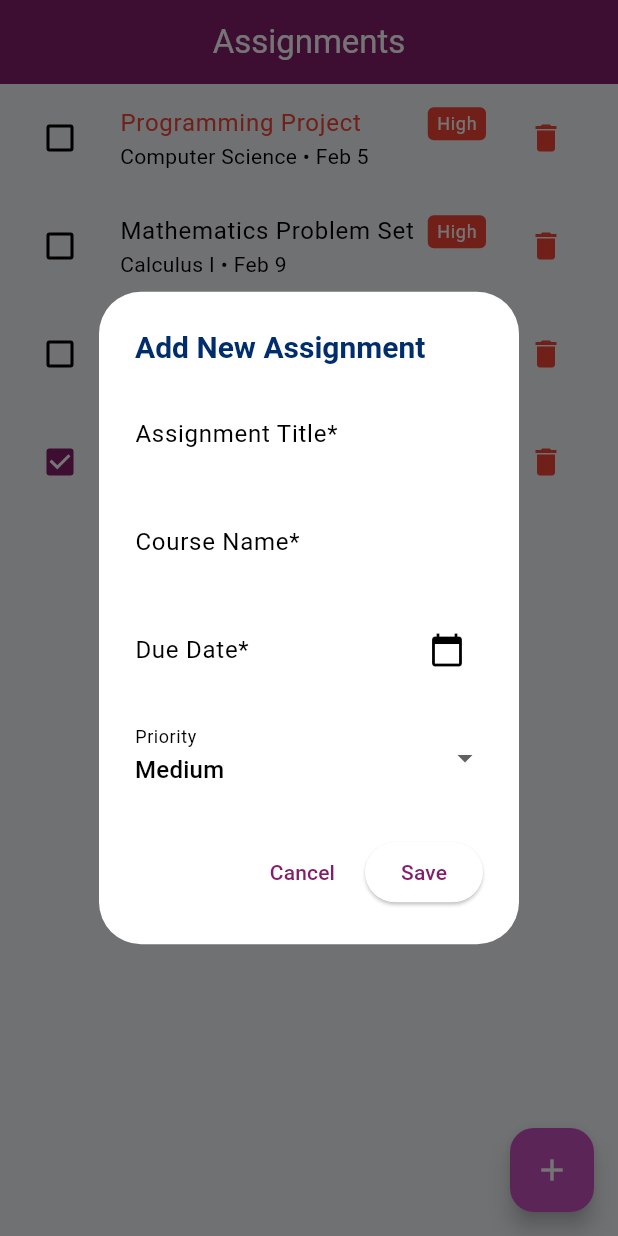
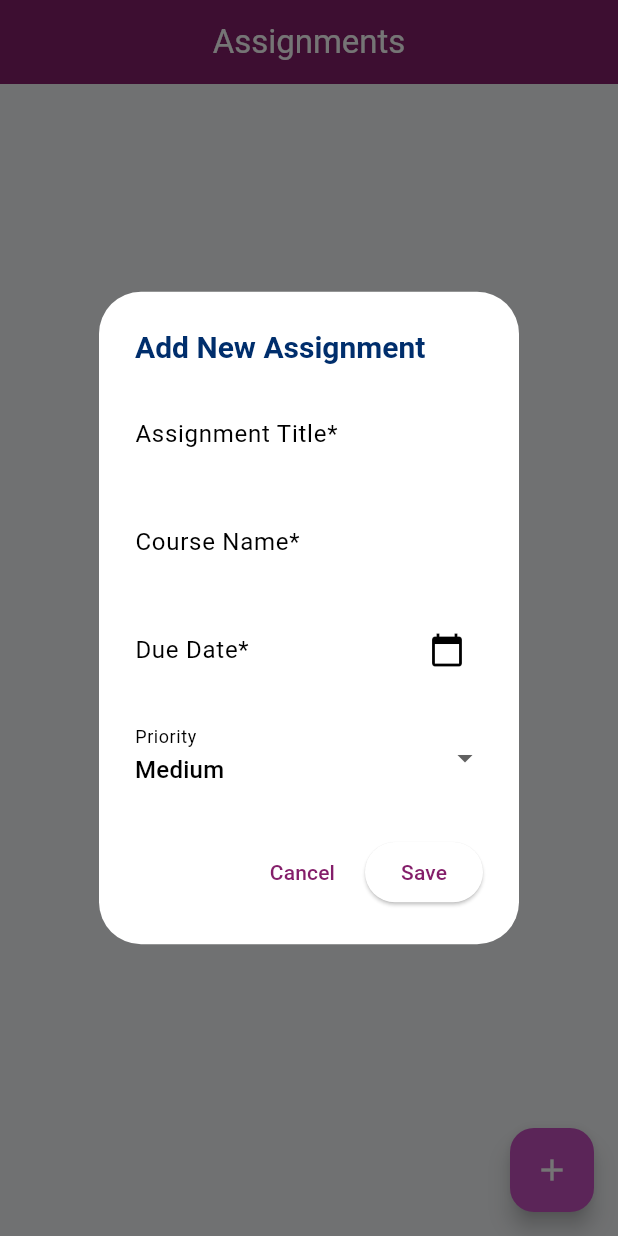
Before and after one commit to bienvenudev/student_academic_assistant, a Flutter app: the AssignmentsScreen screen opened directly with empty values, after a tap on the "add" icon, on a phone screen of 412 x 824 dp. Run offline on Flutter 3.47's test engine with Material 3 defaults, Android fonts, the phone set to English and light mode, and no system bars.

Commit message:
refactor: Clean up code, remove mock data, and improve date formatting

```diff
--- a/lib/screens/assignments_screen.dart
+++ b/lib/screens/assignments_screen.dart
@@ -5,7 +5,8 @@ import 'package:student_academic_assistant/utils/constants.dart';
 
 class AssignmentsScreen extends StatefulWidget {
   final List<Assignment> assignments;
-  final VoidCallback? onAssignmentsChanged; // Callback to notify parent of changes
+  final VoidCallback?
+  onAssignmentsChanged; // Callback to notify parent of changes
 
   const AssignmentsScreen({
     super.key,
@@ -24,51 +25,9 @@ class _AssignmentsScreenState extends State<AssignmentsScreen> {
   String _selectedPriority = 'Medium';
   String? _editingAssignmentId;
 
-  static const bool _useMockData = true; // Debug flag
-
   @override
   void initState() {
     super.initState();
-    if (_useMockData && widget.assignments.isEmpty) {
-      _loadMockAssignments();
-    }
-  }
-
-  void _loadMockAssignments() {
-    final mockAssignments = [
-      Assignment(
-        id: '1',
-        title: 'Mathematics Problem Set',
-        dueDate: DateTime.now().add(const Duration(days: 3)),
-        course: 'Calculus I',
-        priority: 'High',
-      ),
-      Assignment(
-        id: '2',
-        title: 'Physics Lab Report',
-        dueDate: DateTime.now().add(const Duration(days: 5)),
-        course: 'Mechanics',
-        priority: 'Medium',
-      ),
-      Assignment(
-        id: '3',
-        title: 'Literature Essay',
-        dueDate: DateTime.now().add(const Duration(days: 7)),
-        course: 'English Literature',
-        priority: 'Low',
-        isCompleted: true,
-      ),
-      Assignment(
-        id: '4',
-        title: 'Programming Project',
-        dueDate: DateTime.now().subtract(const Duration(days: 1)),
-        course: 'Computer Science',
-        priority: 'High',
-      ),
-    ];
-
-    widget.assignments.addAll(mockAssignments);
-    _sortAssignments();
   }
 
   void _sortAssignments() {
@@ -89,8 +48,9 @@ class _AssignmentsScreenState extends State<AssignmentsScreen> {
       _titleController.text = assignmentToEdit.title;
       _courseController.text = assignmentToEdit.course;
       _selectedDueDate = assignmentToEdit.dueDate;
-      _selectedPriority =
-          assignmentToEdit.priority.isNotEmpty ? assignmentToEdit.priority : 'Medium';
+      _selectedPriority = assignmentToEdit.priority.isNotEmpty
+          ? assignmentToEdit.priority
+          : 'Medium';
     } else {
       _clearForm();
     }
@@ -108,14 +68,14 @@ class _AssignmentsScreenState extends State<AssignmentsScreen> {
               children: [
                 TextField(
                   controller: _titleController,
-                  decoration:
-                      const InputDecoration(labelText: 'Assignment Title*'),
+                  decoration: const InputDecoration(
+                    labelText: 'Assignment Title*',
+                  ),
                 ),
                 const SizedBox(height: 16),
                 TextField(
                   controller: _courseController,
-                  decoration:
-                      const InputDecoration(labelText: 'Course Name*'),
+                  decoration: const InputDecoration(labelText: 'Course Name*'),
                 ),
                 const SizedBox(height: 16),
                 TextField(
@@ -125,16 +85,16 @@ class _AssignmentsScreenState extends State<AssignmentsScreen> {
                         ? ''
                         : DateFormat('MMM d, yyyy').format(_selectedDueDate!),
                   ),
-                  decoration: InputDecoration(
+                  decoration: const InputDecoration(
                     labelText: 'Due Date*',
-                    suffixIcon: const Icon(Icons.calendar_today),
+                    suffixIcon: Icon(Icons.calendar_today),
                     hintText: 'Select Due Date',
                   ),
                   onTap: () async {
                     final picked = await showDatePicker(
                       context: context,
                       initialDate: _selectedDueDate ?? DateTime.now(),
-                      firstDate: assignmentToEdit?.dueDate ?? DateTime(2000),
+                      firstDate: DateTime(2000),
                       lastDate: DateTime.now().add(const Duration(days: 365)),
                     );
                     if (picked != null) {
@@ -145,13 +105,8 @@ class _AssignmentsScreenState extends State<AssignmentsScreen> {
                 const SizedBox(height: 16),
                 DropdownButtonFormField<String>(
                   value: _selectedPriority,
-                  items: ['High', 'Medium', 'Low']
-                      .map(
-                        (p) => DropdownMenuItem(
-                          value: p,
-                          child: Text(p),
-                        ),
-                      )
+                  items: priorityLevels
+                      .map((p) => DropdownMenuItem(value: p, child: Text(p)))
                       .toList(),
                   onChanged: (value) =>
                       setStateDialog(() => _selectedPriority = value!),
@@ -176,6 +131,7 @@ class _AssignmentsScreenState extends State<AssignmentsScreen> {
         ),
       ),
     );
+    _clearForm();
   }
 
   void _validateAndSaveAssignment() {
@@ -188,7 +144,9 @@ class _AssignmentsScreenState extends State<AssignmentsScreen> {
     }
 
     final assignment = Assignment(
-      id: _editingAssignmentId ?? DateTime.now().millisecondsSinceEpoch.toString(),
+      id:
+          _editingAssignmentId ??
+          DateTime.now().millisecondsSinceEpoch.toString(),
       title: title,
       course: course,
       dueDate: _selectedDueDate!,
@@ -197,8 +155,9 @@ class _AssignmentsScreenState extends State<AssignmentsScreen> {
 
     setState(() {
       if (_editingAssignmentId != null) {
-        final index =
-            widget.assignments.indexWhere((a) => a.id == _editingAssignmentId);
+        final index = widget.assignments.indexWhere(
+          (a) => a.id == _editingAssignmentId,
+        );
         if (index != -1) widget.assignments[index] = assignment;
       } else {
         widget.assignments.add(assignment);
@@ -215,8 +174,9 @@ class _AssignmentsScreenState extends State<AssignmentsScreen> {
     setState(() {
       final index = widget.assignments.indexWhere((a) => a.id == id);
       if (index != -1) {
-        widget.assignments[index] =
-            widget.assignments[index].copyWith(isCompleted: !widget.assignments[index].isCompleted);
+        widget.assignments[index] = widget.assignments[index].copyWith(
+          isCompleted: !widget.assignments[index].isCompleted,
+        );
         _sortAssignments();
         widget.onAssignmentsChanged?.call();
       }
@@ -230,7 +190,10 @@ class _AssignmentsScreenState extends State<AssignmentsScreen> {
         title: const Text('Delete Assignment?'),
         content: const Text('Are you sure you want to delete this assignment?'),
         actions: [
-          TextButton(onPressed: () => Navigator.pop(context), child: const Text('Cancel')),
+          TextButton(
+            onPressed: () => Navigator.pop(context),
+            child: const Text('Cancel'),
+          ),
           ElevatedButton(
             onPressed: () {
               _deleteAssignment(id);
@@ -267,11 +230,11 @@ class _AssignmentsScreenState extends State<AssignmentsScreen> {
   Color _priorityColor(String priority) {
     switch (priority) {
       case 'High':
-        return Colors.red;
+        return AppColors.warningRed;
       case 'Medium':
-        return Colors.orange;
+        return AppColors.aluOrange;
       case 'Low':
-        return Colors.green;
+        return AppColors.successGreen;
       default:
         return Colors.grey;
     }
@@ -290,7 +253,8 @@ class _AssignmentsScreenState extends State<AssignmentsScreen> {
                 return ListTile(
                   leading: Checkbox(
                     value: assignment.isCompleted,
-                    onChanged: (value) => _toggleAssignmentCompletion(assignment.id),
+                    onChanged: (value) =>
+                        _toggleAssignmentCompletion(assignment.id),
                   ),
                   title: Row(
                     children: [
@@ -298,8 +262,10 @@ class _AssignmentsScreenState extends State<AssignmentsScreen> {
                         child: Text(
                           assignment.title,
                           style: TextStyle(
-                            color: assignment.isOverdue() && !assignment.isCompleted
-                                ? Colors.red
+                            color:
+                                assignment.isOverdue() &&
+                                    !assignment.isCompleted
+                                ? AppColors.warningRed
                                 : null,
                             decoration: assignment.isCompleted
                                 ? TextDecoration.lineThrough
@@ -308,23 +274,31 @@ class _AssignmentsScreenState extends State<AssignmentsScreen> {
                         ),
                       ),
                       Container(
-                        padding: const EdgeInsets.symmetric(horizontal: 6, vertical: 2),
+                        padding: const EdgeInsets.symmetric(
+                          horizontal: 6,
+                          vertical: 2,
+                        ),
                         decoration: BoxDecoration(
                           color: _priorityColor(assignment.priority),
                           borderRadius: BorderRadius.circular(4),
                         ),
                         child: Text(
                           assignment.priority,
-                          style: const TextStyle(color: Colors.white, fontSize: 12),
+                          style: const TextStyle(
+                            color: Colors.white,
+                            fontSize: 12,
+                          ),
                         ),
                       ),
                     ],
                   ),
                   subtitle: Text(
-                      '${assignment.course} • ${DateFormat('MMM d').format(assignment.dueDate)}'),
-                  onTap: () => _showAssignmentDialog(assignmentToEdit: assignment),
+                    '${assignment.course} • ${DateFormat('MMM d').format(assignment.dueDate)}',
+                  ),
+                  onTap: () =>
+                      _showAssignmentDialog(assignmentToEdit: assignment),
                   trailing: IconButton(
-                    icon: const Icon(Icons.delete, color: Colors.red),
+                    icon: const Icon(Icons.delete, color: AppColors.warningRed),
                     onPressed: () => _confirmDelete(assignment.id),
                   ),
                 );
```
